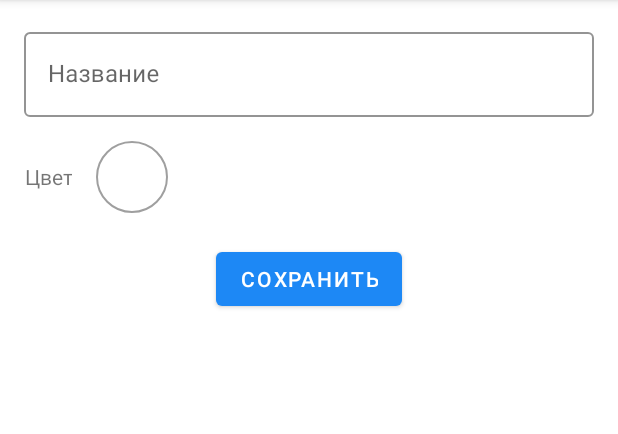
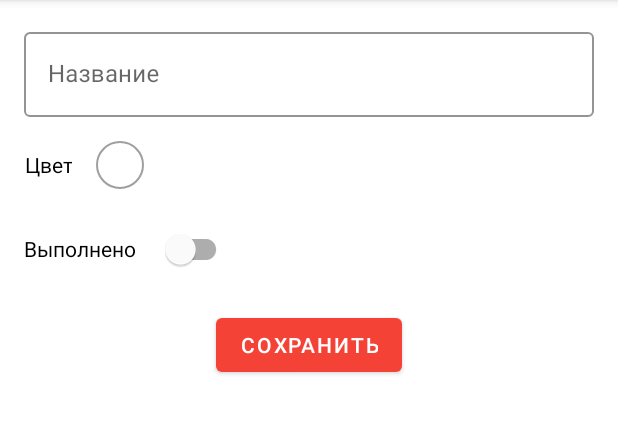
Before and after one commit to AndrewButch/Note_Everything, an Android app: the NoteDetailFragment screen opened through its navigation route, on a phone screen of 412 x 824 dp, the part 84-518 px from its top. Run offline under Robolectric (Android 15) with nearby library versions, the phone set to English and light mode, and no system bars; our stand-ins replace Dagger/Hilt's generated code.

Commit message:
Added listeners in detail fragments

```diff
--- a/app/src/main/java/com/andrewbutch/noteeverything/framework/ui/notedetail/NoteDetailFragment.kt
+++ b/app/src/main/java/com/andrewbutch/noteeverything/framework/ui/notedetail/NoteDetailFragment.kt
@@ -45,6 +45,13 @@ class NoteDetailFragment : BaseDetailFragment(R.layout.fragment_note_detail) {
 
         // handle Bundle and init fields
         getSelectedNoteListFromArguments()
+
+        addListeners()
+    }
+
+    private fun addListeners() {
+        switchComplete.setOnClickListener { showToast("Switch clicked") }
+        noteColorPicker.setOnClickListener { showToast("Color picker clicked") }
     }
 
     private fun getSelectedNoteListFromArguments() {
@@ -56,6 +63,7 @@ class NoteDetailFragment : BaseDetailFragment(R.layout.fragment_note_detail) {
                     Color.parseColor(it.color),
                     PorterDuff.Mode.MULTIPLY
                 )
+                switchComplete.isChecked = it.completed
             }
         }
     }
--- a/app/src/main/java/com/andrewbutch/noteeverything/framework/ui/notelistdetail/NoteListDetailFragment.kt
+++ b/app/src/main/java/com/andrewbutch/noteeverything/framework/ui/notelistdetail/NoteListDetailFragment.kt
@@ -26,16 +26,24 @@ class NoteListDetailFragment : BaseDetailFragment(R.layout.fragment_note_list_de
 
         // handle Bundle and init fields
         getSelectedNoteListFromArguments()
+
+        addListeners()
+    }
+
+    private fun addListeners() {
+        noteListColorPicker.setOnClickListener { showToast("Color picker clicked") }
     }
 
     private fun getSelectedNoteListFromArguments() {
         arguments?.let { args ->
-            val noteList = args.getParcelable("NOTE_LIST_DETAIL_SELECTED_NOTE_BUNDLE_KEY") as NoteList?
+            val noteList =
+                args.getParcelable("NOTE_LIST_DETAIL_SELECTED_NOTE_BUNDLE_KEY") as NoteList?
             noteList?.let {
                 noteListTitle.setText(it.title, TextView.BufferType.EDITABLE)
                 noteListColorPicker.background.setColorFilter(
                     Color.parseColor(it.color),
-                    PorterDuff.Mode.MULTIPLY)
+                    PorterDuff.Mode.MULTIPLY
+                )
             }
         }
     }
--- a/app/src/main/res/layout/fragment_note_detail.xml
+++ b/app/src/main/res/layout/fragment_note_detail.xml
@@ -36,8 +36,7 @@
             app:layout_scrollFlags="scroll|enterAlways|snap"
             app:navigationIcon="@drawable/ic_arrow_back_24"
             app:titleTextColor="@color/background"
-            tools:title="Hello world">
-        </androidx.appcompat.widget.Toolbar>
+            tools:title="Hello world" />
 
     </com.google.android.material.appbar.AppBarLayout>
 
@@ -69,7 +68,7 @@
     <LinearLayout
         android:id="@+id/colorPickerContainer"
         android:layout_width="0dp"
-        android:layout_height="48dp"
+        android:layout_height="wrap_content"
         android:layout_gravity="center_horizontal"
         android:layout_marginTop="16dp"
         android:orientation="horizontal"
@@ -83,14 +82,15 @@
             android:layout_height="match_parent"
             android:layout_gravity="center_vertical"
             android:gravity="center"
-            android:text="@string/color_text" />
+            android:text="@string/color_text"
+            android:textColor="#000000" />
 
         <FrameLayout
             android:id="@+id/noteColorPicker"
-            android:layout_width="48dp"
-            android:layout_height="48dp"
+            android:layout_width="32dp"
+            android:layout_height="32dp"
             android:layout_marginStart="16dp"
-            android:background="@drawable/black_border"/>
+            android:background="@drawable/black_border" />
 
     </LinearLayout>
 
@@ -100,11 +100,28 @@
         android:layout_width="wrap_content"
         android:layout_height="wrap_content"
         android:layout_gravity="center_horizontal"
-        android:layout_marginTop="20dp"
+        android:layout_marginTop="16dp"
         android:text="@string/save_btn_text"
+        app:backgroundTint="@color/buttonAddList"
         app:layout_constraintEnd_toStartOf="@+id/guideline2"
         app:layout_constraintStart_toStartOf="@+id/guideline"
-        app:layout_constraintTop_toBottomOf="@id/colorPickerContainer" />
+        app:layout_constraintTop_toBottomOf="@+id/switchComplete" />
 
 
+    <com.google.android.material.switchmaterial.SwitchMaterial
+        android:id="@+id/switchComplete"
+        android:layout_width="wrap_content"
+        android:layout_height="wrap_content"
+
+        android:layout_marginTop="16dp"
+        android:text="Выполнено"
+        android:textOff="Нет"
+        android:textOn="Да"
+        app:layout_constraintStart_toStartOf="@+id/guideline"
+        app:layout_constraintTop_toBottomOf="@+id/colorPickerContainer"
+        app:showText="false"
+        app:switchPadding="16dp"
+        app:switchTextAppearance="@style/TextAppearance.AppCompat.Body1"
+        tools:checked="true" />
+
 </androidx.constraintlayout.widget.ConstraintLayout>
--- a/app/src/main/res/layout/fragment_note_list_detail.xml
+++ b/app/src/main/res/layout/fragment_note_list_detail.xml
@@ -69,7 +69,7 @@
     <LinearLayout
         android:id="@+id/colorPickerContainer"
         android:layout_width="0dp"
-        android:layout_height="48dp"
+        android:layout_height="wrap_content"
         android:layout_gravity="center_horizontal"
         android:layout_marginTop="16dp"
         android:orientation="horizontal"
@@ -83,14 +83,15 @@
             android:layout_height="match_parent"
             android:layout_gravity="center_vertical"
             android:gravity="center"
-            android:text="@string/color_text" />
+            android:text="@string/color_text"
+            android:textColor="#000000" />
 
         <FrameLayout
             android:id="@+id/noteListColorPicker"
-            android:layout_width="48dp"
-            android:layout_height="48dp"
+            android:layout_width="32dp"
+            android:layout_height="32dp"
             android:layout_marginStart="16dp"
-            android:background="@drawable/black_border"/>
+            android:background="@drawable/black_border" />
 
     </LinearLayout>
 
@@ -102,6 +103,8 @@
         android:layout_gravity="center_horizontal"
         android:layout_marginTop="20dp"
         android:text="@string/save_btn_text"
+        app:backgroundTint="@color/buttonAddList"
+
         app:layout_constraintEnd_toStartOf="@+id/guideline2"
         app:layout_constraintStart_toStartOf="@+id/guideline"
         app:layout_constraintTop_toBottomOf="@id/colorPickerContainer" />
--- a/app/src/main/res/values/colors.xml
+++ b/app/src/main/res/values/colors.xml
@@ -4,7 +4,7 @@
     <color name="colorPrimaryDark">#1D62A8</color>
     <color name="colorSecondary">#F44336</color>
     <color name="colorSecondaryVariant">#A81E14</color>
-    <color name="colorAccent">#E2F54E</color>
+    <color name="colorAccent">#F44336</color>
 
     <color name="background">#FFFFFF</color>
     <color name="error">#B00020</color>
```
